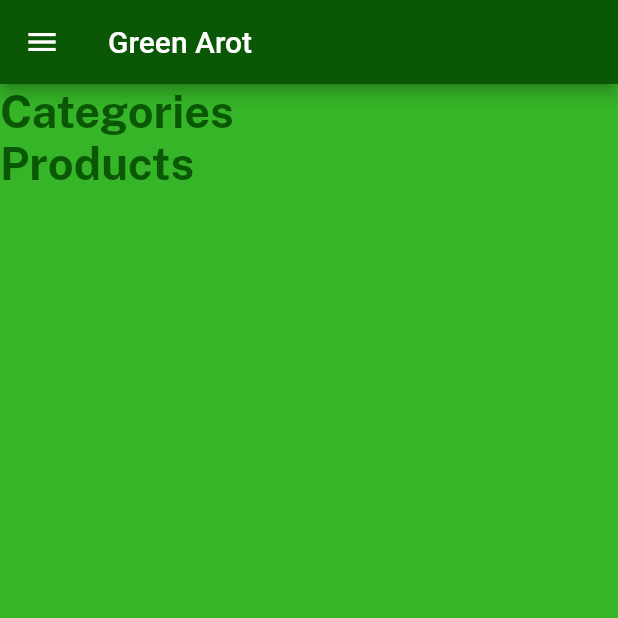
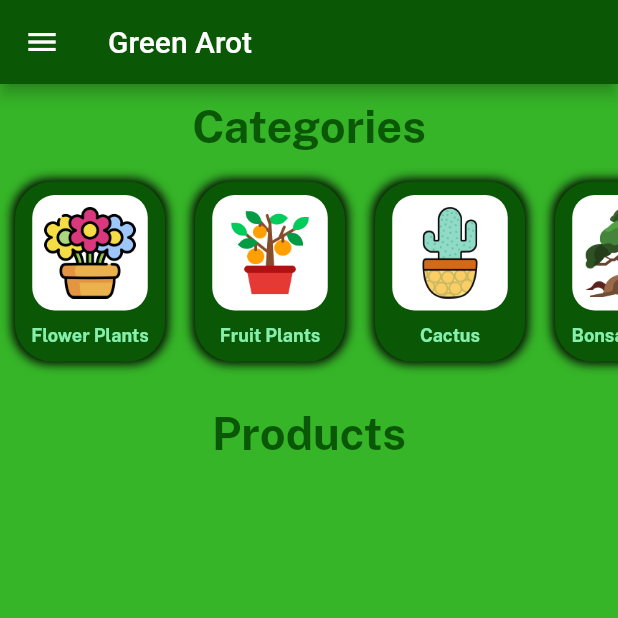
Before and after one commit to Sabbir37/Green-Arot-Flutter, a Flutter app: the screen it shows after launch, on a phone screen of 412 x 824 dp, the top half of it. Run offline on Flutter 3.47's test engine with Material 2 defaults, Android fonts, the phone set to English and light mode, and no system bars; our stand-ins replace get, velocity_x.

Commit message:
Categories Added

```diff
--- a/lib/consts/consts.dart
+++ b/lib/consts/consts.dart
@@ -2,8 +2,8 @@ export './colors.dart';
 export './images.dart';
 export './strings.dart';
 export './styles.dart';
-// export 'package:velocity_x/velocity_x.dart';
+export 'package:velocity_x/velocity_x.dart';
 export 'package:flutter/material.dart';
 export 'package:green_arot_flutter/consts/consts.dart';
-// import 'package:get/get.dart';
-// import 'package:get/route_manager.dart';
+import 'package:get/get.dart';
+import 'package:get/route_manager.dart';
--- a/lib/screens/homepage.dart
+++ b/lib/screens/homepage.dart
@@ -1,6 +1,7 @@
 import 'package:flutter/foundation.dart';
 import 'package:flutter/material.dart';
 import 'package:green_arot_flutter/consts/consts.dart';
+import 'package:green_arot_flutter/widgets/category.dart';
 
 class HomePage extends StatelessWidget {
   const HomePage({super.key});
@@ -19,7 +20,9 @@ class HomePage extends StatelessWidget {
       ),
       body: ListView(
         children: [
-          Text(
+          10.heightBox,
+          Center(
+            child: Text(
               'Categories',
               style: TextStyle(
                 fontFamily: bold,
@@ -27,8 +30,12 @@ class HomePage extends StatelessWidget {
                 color: darkGreen,
               ),
             ),
-          // Category(),
-          Text(
+          ),
+          10.heightBox,
+          myCategory(),
+          20.heightBox,
+          Center(
+            child: Text(
               'Products',
               style: TextStyle(
                 fontFamily: bold,
@@ -36,6 +43,8 @@ class HomePage extends StatelessWidget {
                 color: darkGreen,
               ),
             ),
+          ),
+          10.heightBox,
           // AllProducts(),
         ],
       ),
--- /dev/null
+++ b/lib/widgets/category.dart
@@ -0,0 +1,72 @@
+import 'package:green_arot_flutter/consts/consts.dart';
+import './catergory_card.dart';
+
+class myCategory extends StatelessWidget {
+  const myCategory({super.key});
+
+  @override
+  Widget build(BuildContext context) {
+    return Container(
+      height: 140,
+      child: ListView(
+        scrollDirection: Axis.horizontal,
+        children: [
+          CategoryCard(
+              Image.asset(icFlower)
+                  .box
+                  .white
+                  .size(77, 77)
+                  .padding(EdgeInsets.all(8))
+                  .rounded
+                  .make(),
+              'Flower Plants'.text.fontFamily(bold).green300.size(12).make()),
+          CategoryCard(
+              Image.asset(icFruit)
+                  .box
+                  .white
+                  .size(77, 77)
+                  .padding(EdgeInsets.all(8))
+                  .rounded
+                  .make(),
+              'Fruit Plants'.text.fontFamily(bold).green300.size(12).make()),
+          CategoryCard(
+              Image.asset(icCactus)
+                  .box
+                  .white
+                  .size(77, 77)
+                  .padding(EdgeInsets.all(8))
+                  .rounded
+                  .make(),
+              'Cactus'.text.fontFamily(bold).green300.size(12).make()),
+          CategoryCard(
+              Image.asset(icBonsai)
+                  .box
+                  .white
+                  .size(77, 77)
+                  .padding(EdgeInsets.all(8))
+                  .rounded
+                  .make(),
+              'Bonsai Plants'.text.fontFamily(bold).green300.size(12).make()),
+          CategoryCard(
+              Image.asset(icOutdoor)
+                  .box
+                  .white
+                  .size(77, 77)
+                  .padding(EdgeInsets.all(8))
+                  .rounded
+                  .make(),
+              'Outdoor'.text.fontFamily(bold).green300.size(12).make()),
+          CategoryCard(
+              Image.asset(icTools)
+                  .box
+                  .white
+                  .size(77, 77)
+                  .padding(EdgeInsets.all(8))
+                  .rounded
+                  .make(),
+              'Tools'.text.fontFamily(bold).green300.size(12).make()),
+        ],
+      ),
+    );
+  }
+}
--- /dev/null
+++ b/lib/widgets/catergory_card.dart
@@ -0,0 +1,40 @@
+import 'package:flutter/material.dart';
+import 'package:green_arot_flutter/consts/colors.dart';
+import 'package:green_arot_flutter/consts/consts.dart';
+
+class CategoryCard extends StatelessWidget {
+  final Widget icon;
+  final Widget name;
+
+  CategoryCard(this.icon, this.name);
+
+  @override
+  Widget build(BuildContext context) {
+    return Padding(
+      padding: const EdgeInsets.all(10.0),
+      child: Container(
+        decoration: BoxDecoration(
+            color: darkGreen,
+            borderRadius: BorderRadius.circular(25),
+            boxShadow: [
+              BoxShadow(
+                spreadRadius: 1.5,
+                blurRadius: 5,
+                color: Colors.black,
+              ),
+            ]),
+        width: 100,
+        child: Padding(
+          padding: const EdgeInsets.all(9.0),
+          child: Column(
+            children: [
+              icon,
+              10.heightBox,
+              name,
+            ],
+          ),
+        ),
+      ),
+    );
+  }
+}
```
Lines whose indentation alone changed are shown as unchanged.
